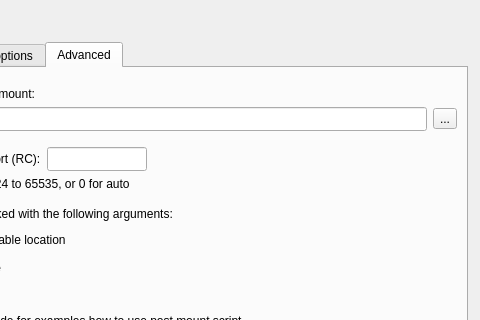
Qt form src/mount_dialog.ui (totza2010/RcloneBrowser) before a commit; both pictures show x 120 to 600 and y 0 to 320 of the 600 by 744 pixel window.
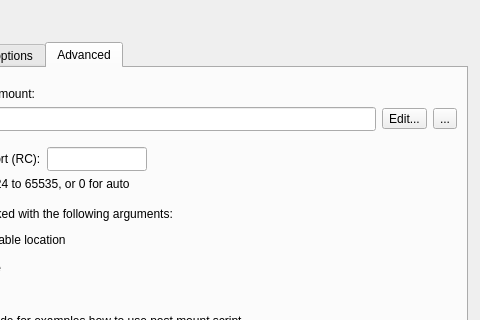
The same form after that commit. The open tabs and pages were chosen to show the change.

Commit message: feat: write post-mount scripts in the dialog

The edit to the form file:
```diff
--- a/src/mount_dialog.ui
+++ b/src/mount_dialog.ui
@@ -660,6 +660,16 @@
            </property>
           </widget>
          </item>
+         <item>
+          <widget class="QToolButton" name="tb_mountScriptEdit">
+           <property name="toolTip">
+            <string>&lt;html&gt;&lt;head/&gt;&lt;body&gt;&lt;p&gt;&lt;span style=&quot; font-size:13pt;&quot;&gt;Write the script here&lt;/span&gt;&lt;/p&gt;&lt;p&gt;Opens an editor. The script is saved next to the rclone-browser configuration and made executable for you.&lt;/p&gt;&lt;/body&gt;&lt;/html&gt;</string>
+           </property>
+           <property name="text">
+            <string>Edit...</string>
+           </property>
+          </widget>
+         </item>
          <item>
           <widget class="QToolButton" name="tb_mountScriptBrowse">
            <property name="toolTip">
```
The commit also changes 6 other files.
